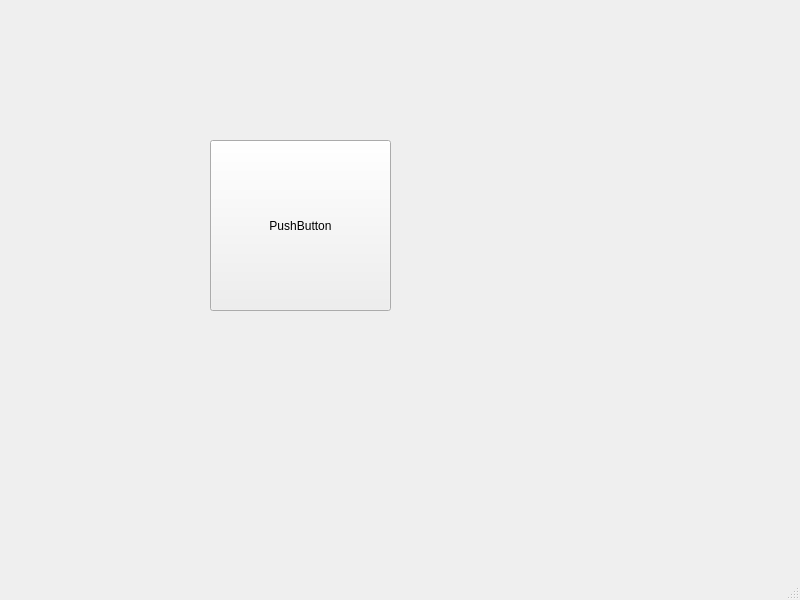
Above: GUI_test/untitled.ui from arjun1299/PancreasGUI before the change. Below: the same form after it.
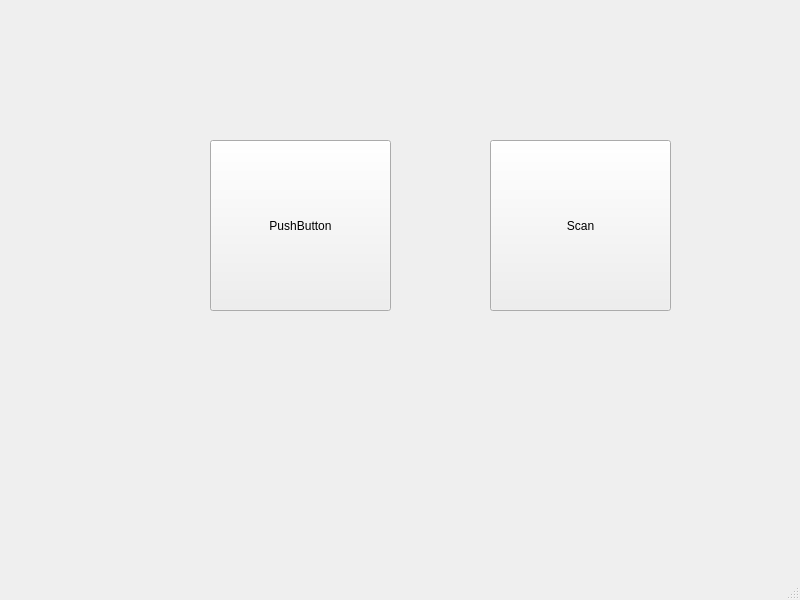
That is the form after the change.

Patch:
```diff
--- a/GUI_test/untitled.ui
+++ b/GUI_test/untitled.ui
@@ -27,6 +27,19 @@
      <string>PushButton</string>
     </property>
    </widget>
+   <widget class="QPushButton" name="pushButton_2">
+    <property name="geometry">
+     <rect>
+      <x>490</x>
+      <y>140</y>
+      <width>181</width>
+      <height>171</height>
+     </rect>
+    </property>
+    <property name="text">
+     <string>Scan</string>
+    </property>
+   </widget>
   </widget>
   <widget class="QMenuBar" name="menubar">
    <property name="geometry">
```
